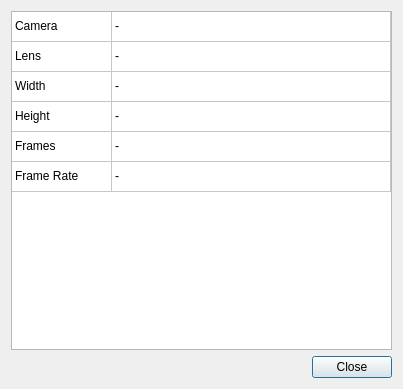
Old version of the form platform/MLVApp/InfoDialog.ui in the repository ilia3101/MLV-App.
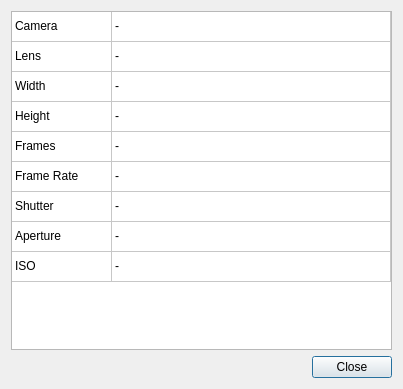
New version of the form.

Commit message:
Qt-GUI: New functions
- More information about the clip
- BMP export (Qt based)
- fix: number of cores is read by Qt now

```diff
--- a/platform/MLVApp/InfoDialog.ui
+++ b/platform/MLVApp/InfoDialog.ui
@@ -61,6 +61,21 @@
        <string>6</string>
       </property>
      </row>
+     <row>
+      <property name="text">
+       <string>7</string>
+      </property>
+     </row>
+     <row>
+      <property name="text">
+       <string>Neue Zeile</string>
+      </property>
+     </row>
+     <row>
+      <property name="text">
+       <string>9</string>
+      </property>
+     </row>
      <column>
       <property name="text">
        <string>Category</string>
@@ -131,6 +146,36 @@
        <string>-</string>
       </property>
      </item>
+     <item row="6" column="0">
+      <property name="text">
+       <string>Shutter</string>
+      </property>
+     </item>
+     <item row="6" column="1">
+      <property name="text">
+       <string>-</string>
+      </property>
+     </item>
+     <item row="7" column="0">
+      <property name="text">
+       <string>Aperture</string>
+      </property>
+     </item>
+     <item row="7" column="1">
+      <property name="text">
+       <string>-</string>
+      </property>
+     </item>
+     <item row="8" column="0">
+      <property name="text">
+       <string>ISO</string>
+      </property>
+     </item>
+     <item row="8" column="1">
+      <property name="text">
+       <string>-</string>
+      </property>
+     </item>
     </widget>
    </item>
    <item row="1" column="0">
```
The commit also changes 3 other files.
